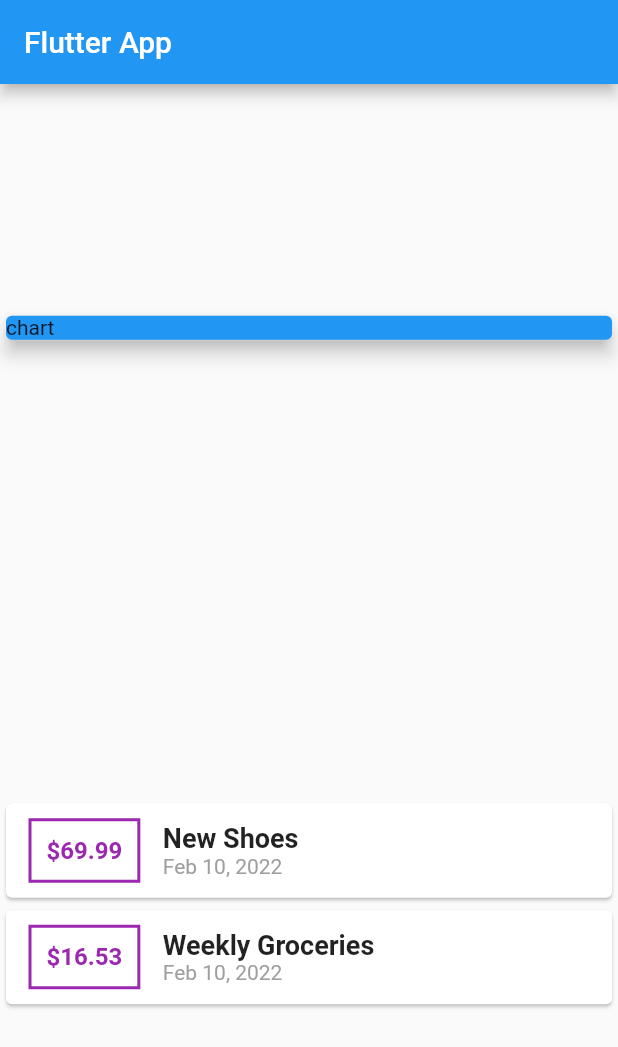
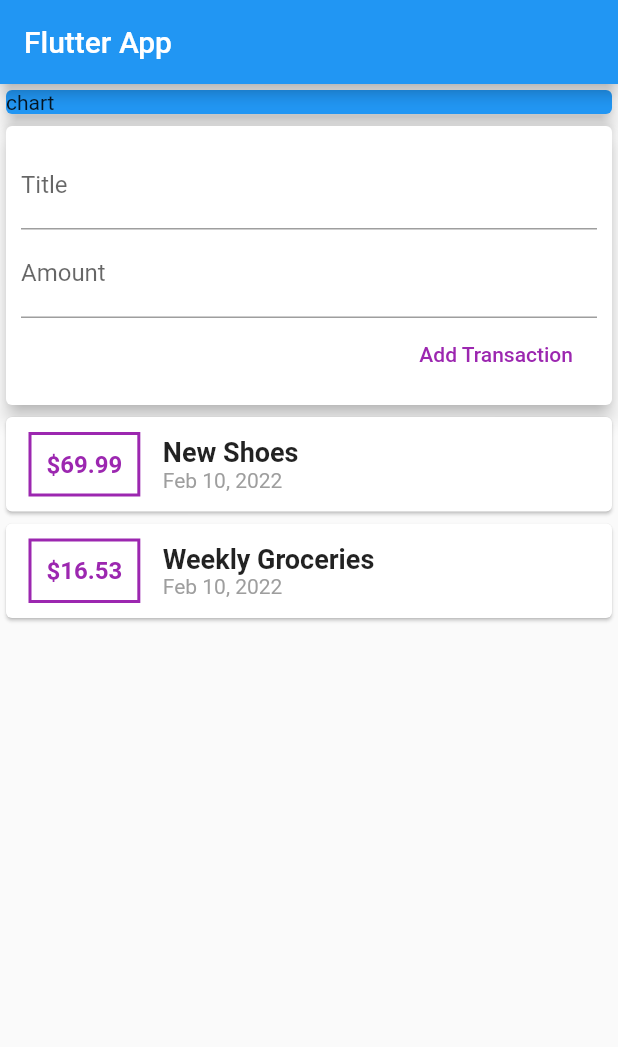
Before and after one commit to lunaticSKE12/flutter-expenses-app, a Flutter app: the screen it shows after launch, on a phone screen of 412 x 824 dp. Shown: the top 1047 px of the screen. Run offline on Flutter 3.47's test engine with Material 2 defaults, Android fonts, the phone set to English and light mode, and no system bars.

Commit message:
Adding Text Input Widgets (TextField)

```diff
--- a/lib/main.dart
+++ b/lib/main.dart
@@ -40,7 +40,7 @@ class MyHomePage extends StatelessWidget {
           title: Text('Flutter App'),
         ),
         body: Column(
-          mainAxisAlignment: MainAxisAlignment.spaceAround,
+          // mainAxisAlignment: MainAxisAlignment.start,
           crossAxisAlignment: CrossAxisAlignment.stretch,
           children: <Widget>[
             Container(
@@ -50,6 +50,26 @@ class MyHomePage extends StatelessWidget {
                 child: Text('chart'),
                 elevation: 5,
               ),
+            ),
+            Card(
+              elevation: 5,
+              child: Container(
+                  padding: EdgeInsets.all(10),
+                  child: Column(
+                      crossAxisAlignment: CrossAxisAlignment.end,
+                      children: <Widget>[
+                        TextField(
+                          decoration: InputDecoration(labelText: 'Title'),
+                        ),
+                        TextField(
+                          decoration: InputDecoration(labelText: 'Amount'),
+                        ),
+                        FlatButton(
+                          onPressed: () {},
+                          child: Text('Add Transaction'),
+                          textColor: Colors.purple,
+                        )
+                      ])),
             ),
             Column(
               children: transactions.map((tx) {
```
